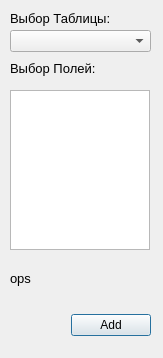
The window that dip/podsystem/podsystem/pole.ui (DmitriyG/Diplom) describes before a commit, drawn with Qt 5.
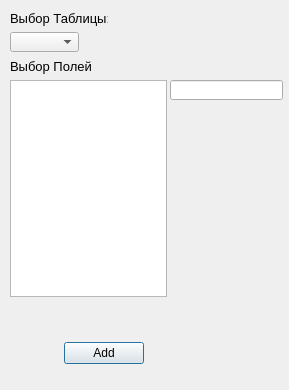
The same window after the commit.

```diff
--- a/dip/podsystem/podsystem/pole.ui
+++ b/dip/podsystem/podsystem/pole.ui
@@ -5,34 +5,127 @@
   <property name="windowModality">
    <enum>Qt::WindowModal</enum>
   </property>
+  <property name="enabled">
+   <bool>true</bool>
+  </property>
   <property name="geometry">
    <rect>
     <x>0</x>
     <y>0</y>
-    <width>163</width>
-    <height>358</height>
+    <width>289</width>
+    <height>390</height>
    </rect>
   </property>
   <property name="windowTitle">
    <string>Выбор полей</string>
   </property>
+  <property name="modal">
+   <bool>true</bool>
+  </property>
+  <widget class="QLineEdit" name="lineEdit">
+   <property name="geometry">
+    <rect>
+     <x>170</x>
+     <y>80</y>
+     <width>113</width>
+     <height>20</height>
+    </rect>
+   </property>
+   <property name="font">
+    <font>
+     <pointsize>10</pointsize>
+    </font>
+   </property>
+  </widget>
+  <widget class="QLabel" name="label">
+   <property name="geometry">
+    <rect>
+     <x>10</x>
+     <y>10</y>
+     <width>98</width>
+     <height>16</height>
+    </rect>
+   </property>
+   <property name="font">
+    <font>
+     <pointsize>10</pointsize>
+    </font>
+   </property>
+   <property name="text">
+    <string>Выбор Таблицы:</string>
+   </property>
+  </widget>
   <widget class="QComboBox" name="comboBox">
    <property name="geometry">
     <rect>
      <x>10</x>
-     <y>30</y>
-     <width>141</width>
-     <height>22</height>
+     <y>32</y>
+     <width>69</width>
+     <height>20</height>
     </rect>
    </property>
   </widget>
-  <widget class="QWidget" name="layoutWidget">
+  <widget class="QLabel" name="label_2">
    <property name="geometry">
     <rect>
      <x>10</x>
-     <y>310</y>
-     <width>141</width>
-     <height>31</height>
+     <y>58</y>
+     <width>82</width>
+     <height>16</height>
+    </rect>
+   </property>
+   <property name="font">
+    <font>
+     <pointsize>10</pointsize>
+    </font>
+   </property>
+   <property name="text">
+    <string>Выбор Полей:</string>
+   </property>
+  </widget>
+  <widget class="QListView" name="listView">
+   <property name="geometry">
+    <rect>
+     <x>10</x>
+     <y>80</y>
+     <width>157</width>
+     <height>217</height>
+    </rect>
+   </property>
+   <property name="sizePolicy">
+    <sizepolicy hsizetype="Expanding" vsizetype="Expanding">
+     <horstretch>0</horstretch>
+     <verstretch>0</verstretch>
+    </sizepolicy>
+   </property>
+   <property name="font">
+    <font>
+     <pointsize>8</pointsize>
+    </font>
+   </property>
+   <property name="lineWidth">
+    <number>1</number>
+   </property>
+   <property name="selectionMode">
+    <enum>QAbstractItemView::MultiSelection</enum>
+   </property>
+   <property name="resizeMode">
+    <enum>QListView::Fixed</enum>
+   </property>
+   <property name="layoutMode">
+    <enum>QListView::SinglePass</enum>
+   </property>
+   <property name="batchSize">
+    <number>500</number>
+   </property>
+  </widget>
+  <widget class="QWidget" name="">
+   <property name="geometry">
+    <rect>
+     <x>21</x>
+     <y>341</y>
+     <width>123</width>
+     <height>25</height>
     </rect>
    </property>
    <layout class="QHBoxLayout" name="horizontalLayout">
@@ -58,79 +151,6 @@
     </item>
    </layout>
   </widget>
-  <widget class="QListView" name="listView">
-   <property name="geometry">
-    <rect>
-     <x>10</x>
-     <y>90</y>
-     <width>140</width>
-     <height>160</height>
-    </rect>
-   </property>
-   <property name="sizePolicy">
-    <sizepolicy hsizetype="Expanding" vsizetype="Expanding">
-     <horstretch>0</horstretch>
-     <verstretch>0</verstretch>
-    </sizepolicy>
-   </property>
-   <property name="selectionMode">
-    <enum>QAbstractItemView::MultiSelection</enum>
-   </property>
-  </widget>
-  <widget class="QLabel" name="label">
-   <property name="geometry">
-    <rect>
-     <x>10</x>
-     <y>10</y>
-     <width>111</width>
-     <height>16</height>
-    </rect>
-   </property>
-   <property name="font">
-    <font>
-     <pointsize>10</pointsize>
-    </font>
-   </property>
-   <property name="text">
-    <string>Выбор Таблицы:</string>
-   </property>
-  </widget>
-  <widget class="QLabel" name="label_2">
-   <property name="geometry">
-    <rect>
-     <x>10</x>
-     <y>60</y>
-     <width>111</width>
-     <height>16</height>
-    </rect>
-   </property>
-   <property name="font">
-    <font>
-     <pointsize>10</pointsize>
-    </font>
-   </property>
-   <property name="text">
-    <string>Выбор Полей:</string>
-   </property>
-  </widget>
-  <widget class="QLabel" name="label_3">
-   <property name="geometry">
-    <rect>
-     <x>10</x>
-     <y>270</y>
-     <width>111</width>
-     <height>16</height>
-    </rect>
-   </property>
-   <property name="font">
-    <font>
-     <pointsize>10</pointsize>
-    </font>
-   </property>
-   <property name="text">
-    <string>ops</string>
-   </property>
-  </widget>
  </widget>
  <resources/>
  <connections/>
```
